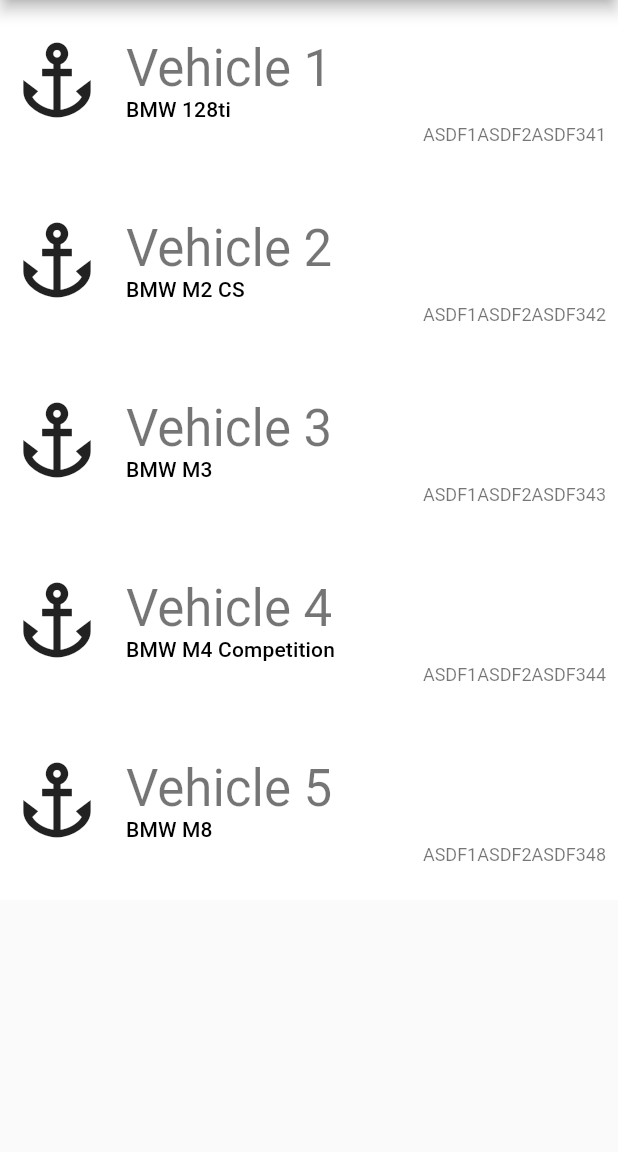
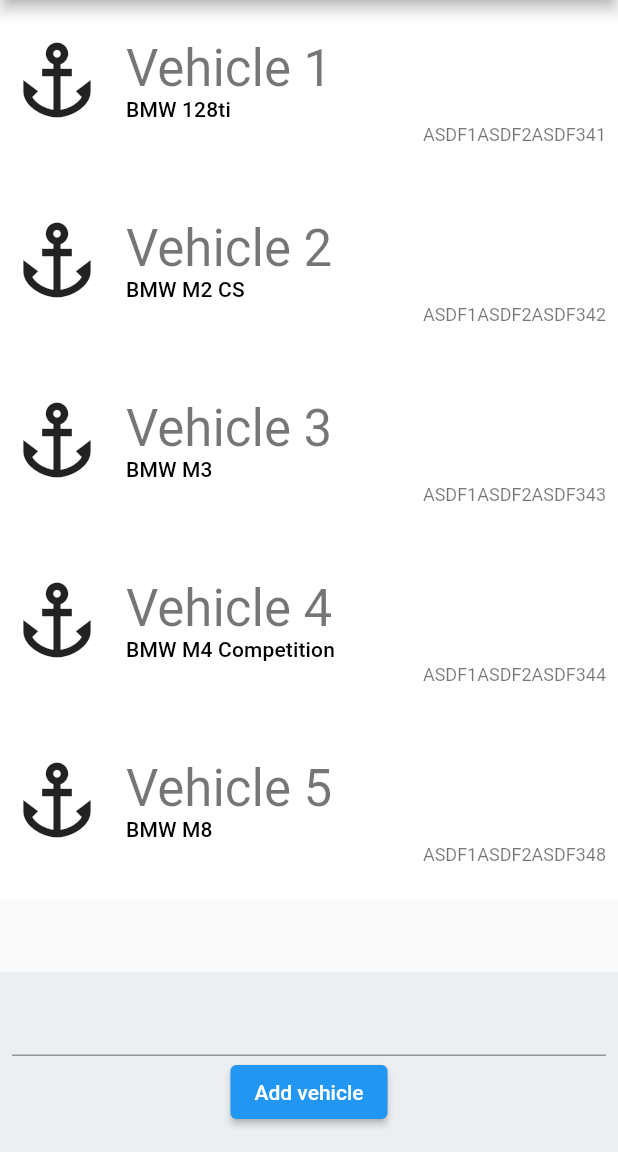
Before and after one commit to arbielsk/garage_app, a Flutter app: the screen it shows after launch, on a phone screen of 412 x 824 dp, the part 84-1236 px from its top. Run offline on Flutter 3.47's test engine with Material 2 defaults, Android fonts, the phone set to English and light mode, and no system bars; our stand-ins replace bloc, flutter_bloc.

Commit message:
[wip] addVehicle Functionality

```diff
--- a/lib/bloc/garage_bloc/bloc.dart
+++ b/lib/bloc/garage_bloc/bloc.dart
@@ -1,6 +1,7 @@
 import 'package:bloc/bloc.dart';
 import 'package:garage_app/bloc/garage_bloc/event.dart';
 import 'package:garage_app/bloc/garage_bloc/state.dart';
+import 'package:garage_app/model/vehicle.dart';
 import 'package:garage_app/repository/garage_repository.dart';
 
 class GarageBloc extends Bloc<GarageBlocEvent, GarageBlocState> {
@@ -22,5 +23,20 @@ class GarageBloc extends Bloc<GarageBlocEvent, GarageBlocState> {
         yield LoadVehiclesFailState(e.toString());
       }
     }
+    if (event is AddVehiclesEvent) {
+      yield AddVehicleState();
+      try {
+        final vehicle = Vehicle(vin: event.vin, displayName: "New Car", model: "model");
+
+        final vehicles = await repo.addVehicle(vehicle);
+
+        yield AddVehiclesSuccessState(vehicles: vehicles);
+
+
+      } catch (e) {
+        yield AddVehiclesFailState(errorMessage: e.toString());
+      }
+
+    }
   }
 }
--- a/lib/bloc/garage_bloc/event.dart
+++ b/lib/bloc/garage_bloc/event.dart
@@ -1,3 +1,9 @@
 abstract class GarageBlocEvent {}
 
 class LoadVehiclesEvent extends GarageBlocEvent {}
+
+class AddVehiclesEvent extends GarageBlocEvent {
+  final String vin;
+
+  AddVehiclesEvent(this.vin);
+}
--- a/lib/bloc/garage_bloc/state.dart
+++ b/lib/bloc/garage_bloc/state.dart
@@ -116,3 +116,106 @@ class LoadVehiclesSuccessState extends GarageBlocState {
   @override
   int get hashCode => vehicles.hashCode;
 }
+
+class AddVehicleState extends GarageBlocState {
+  @override
+  // ignore: hash_and_equals
+  bool operator ==(Object other) {
+    if (identical(this, other)) return true;
+
+    return other is AddVehicleState;
+  }
+}
+
+class AddVehiclesSuccessState extends GarageBlocState {
+  final List<Vehicle> vehicles;
+  AddVehiclesSuccessState({
+    required this.vehicles,
+  });
+
+
+
+  AddVehiclesSuccessState copyWith({
+    List<Vehicle>? vehicles,
+  }) {
+    return AddVehiclesSuccessState(
+      vehicles: vehicles ?? this.vehicles,
+    );
+  }
+
+  Map<String, dynamic> toMap() {
+    return {
+      'vehicles': vehicles.map((x) => x.toMap()).toList(),
+    };
+  }
+
+  factory AddVehiclesSuccessState.fromMap(Map<String, dynamic> map) {
+    return AddVehiclesSuccessState(
+      vehicles: List<Vehicle>.from(map['vehicles']?.map((x) => Vehicle.fromMap(x))),
+    );
+  }
+
+  String toJson() => json.encode(toMap());
+
+  factory AddVehiclesSuccessState.fromJson(String source) => AddVehiclesSuccessState.fromMap(json.decode(source));
+
+  @override
+  String toString() => 'AddVehiclesSuccessState(vehicles: $vehicles)';
+
+  @override
+  bool operator ==(Object other) {
+    if (identical(this, other)) return true;
+
+    return other is AddVehiclesSuccessState &&
+      listEquals(other.vehicles, vehicles);
+  }
+
+  @override
+  int get hashCode => vehicles.hashCode;
+}
+
+class AddVehiclesFailState extends GarageBlocState {
+  final String errorMessage;
+  AddVehiclesFailState({
+    required this.errorMessage,
+  });
+
+
+  AddVehiclesFailState copyWith({
+    String? errorMessage,
+  }) {
+    return AddVehiclesFailState(
+      errorMessage: errorMessage ?? this.errorMessage,
+    );
+  }
+
+  Map<String, dynamic> toMap() {
+    return {
+      'errorMessage': errorMessage,
+    };
+  }
+
+  factory AddVehiclesFailState.fromMap(Map<String, dynamic> map) {
+    return AddVehiclesFailState(
+      errorMessage: map['errorMessage'],
+    );
+  }
+
+  String toJson() => json.encode(toMap());
+
+  factory AddVehiclesFailState.fromJson(String source) => AddVehiclesFailState.fromMap(json.decode(source));
+
+  @override
+  String toString() => 'AddVehiclesFailState(errorMessage: $errorMessage)';
+
+  @override
+  bool operator ==(Object other) {
+    if (identical(this, other)) return true;
+
+    return other is AddVehiclesFailState &&
+      other.errorMessage == errorMessage;
+  }
+
+  @override
+  int get hashCode => errorMessage.hashCode;
+}
--- a/lib/widget/garage_screen.dart
+++ b/lib/widget/garage_screen.dart
@@ -1,6 +1,7 @@
 import 'package:flutter/material.dart';
 import 'package:flutter_bloc/flutter_bloc.dart';
 import 'package:garage_app/bloc/garage_bloc/bloc.dart';
+import 'package:garage_app/bloc/garage_bloc/event.dart';
 import 'package:garage_app/bloc/garage_bloc/state.dart';
 import 'package:garage_app/widget/vehicle_list_item.dart';
 
@@ -31,11 +32,39 @@ class GarageScreen extends StatelessWidget {
                     return VehicleListItem(
                       vehicle: state.vehicles.elementAt(index),
                     );
-                  })
+                  }),
+              Positioned(
+                bottom: 0,
+                child: AddVehicleContainer(),
+              ),
+            ]);
+          }
+
+          if (state is AddVehiclesSuccessState) {
+            return Stack(children: [
+              ListView.builder(
+                  itemCount: state.vehicles.length,
+                  itemBuilder: (BuildContext ctx, int index) {
+                    return VehicleListItem(
+                      vehicle: state.vehicles.elementAt(index),
+                    );
+                  }),
+              Positioned(
+                bottom: 0,
+                child: AddVehicleContainer(),
+              ),
             ]);
           }
 
           if (state is LoadVehiclesFailState) {
+            return Container(
+                color: Colors.red,
+                child: Center(
+                  child: Text(state.errorMessage),
+                ));
+          }
+
+          if (state is AddVehiclesFailState) {
             return Container(
                 color: Colors.red,
                 child: Center(
@@ -49,3 +78,40 @@ class GarageScreen extends StatelessWidget {
     );
   }
 }
+
+class AddVehicleContainer extends StatefulWidget {
+  const AddVehicleContainer({
+    Key? key,
+  }) : super(key: key);
+
+  @override
+  _AddVehicleContainerState createState() => _AddVehicleContainerState();
+}
+
+class _AddVehicleContainerState extends State<AddVehicleContainer> {
+  final TextEditingController controller = TextEditingController();
+
+  @override
+  Widget build(BuildContext context) {
+    return Container(
+      padding: EdgeInsets.all(8.0),
+      height: 120.0,
+      width: MediaQuery.of(context).size.width,
+      color: Colors.blueGrey[50],
+      child: Column(
+        children: [
+          TextField(
+            textAlign: TextAlign.center,
+            controller: controller,
+          ),
+          ElevatedButton(
+              child: Text("Add vehicle"),
+              onPressed: () {
+                BlocProvider.of<GarageBloc>(context)
+                    .add(AddVehiclesEvent(controller.text));
+              })
+        ],
+      ),
+    );
+  }
+}
```
Also changed, not shown: 1 other file.
